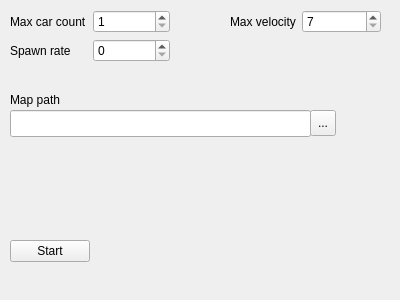
First picture: the form in resources/welcome_view.ui, repository mwegrzyn2311/TrafficSim, before the edit.
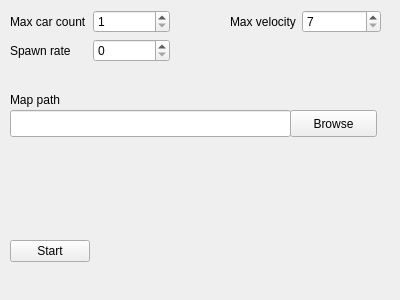
Second picture: the form after the edit.

```diff
--- a/resources/welcome_view.ui
+++ b/resources/welcome_view.ui
@@ -184,29 +184,29 @@
     <string>Map path</string>
    </property>
   </widget>
+  <widget class="QPushButton" name="browse">
+   <property name="geometry">
+    <rect>
+     <x>290</x>
+     <y>110</y>
+     <width>87</width>
+     <height>27</height>
+    </rect>
+   </property>
+   <property name="text">
+    <string>Browse</string>
+   </property>
+  </widget>
   <widget class="QLineEdit" name="map_path">
    <property name="geometry">
     <rect>
      <x>10</x>
      <y>110</y>
-     <width>301</width>
+     <width>281</width>
      <height>27</height>
     </rect>
    </property>
   </widget>
-  <widget class="QToolButton" name="map_path_browse">
-   <property name="geometry">
-    <rect>
-     <x>310</x>
-     <y>110</y>
-     <width>26</width>
-     <height>26</height>
-    </rect>
-   </property>
-   <property name="text">
-    <string>...</string>
-   </property>
-  </widget>
  </widget>
  <resources/>
  <connections>
```
Left out of the diff: 17 changed lines with no effect on the pictures.
